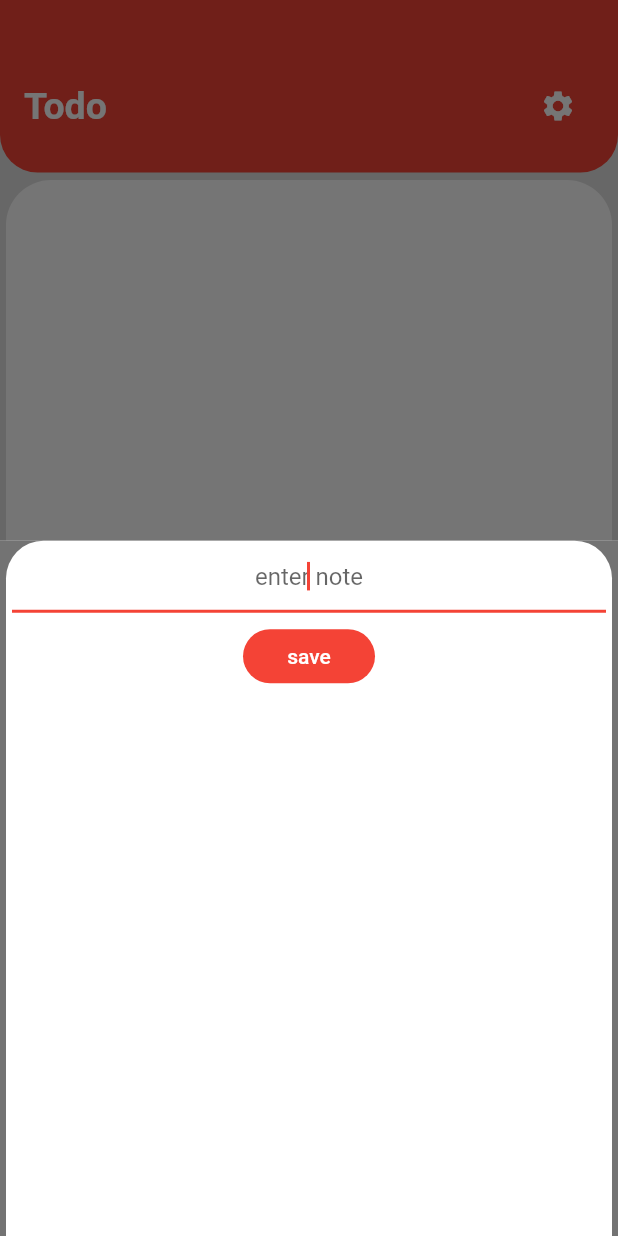
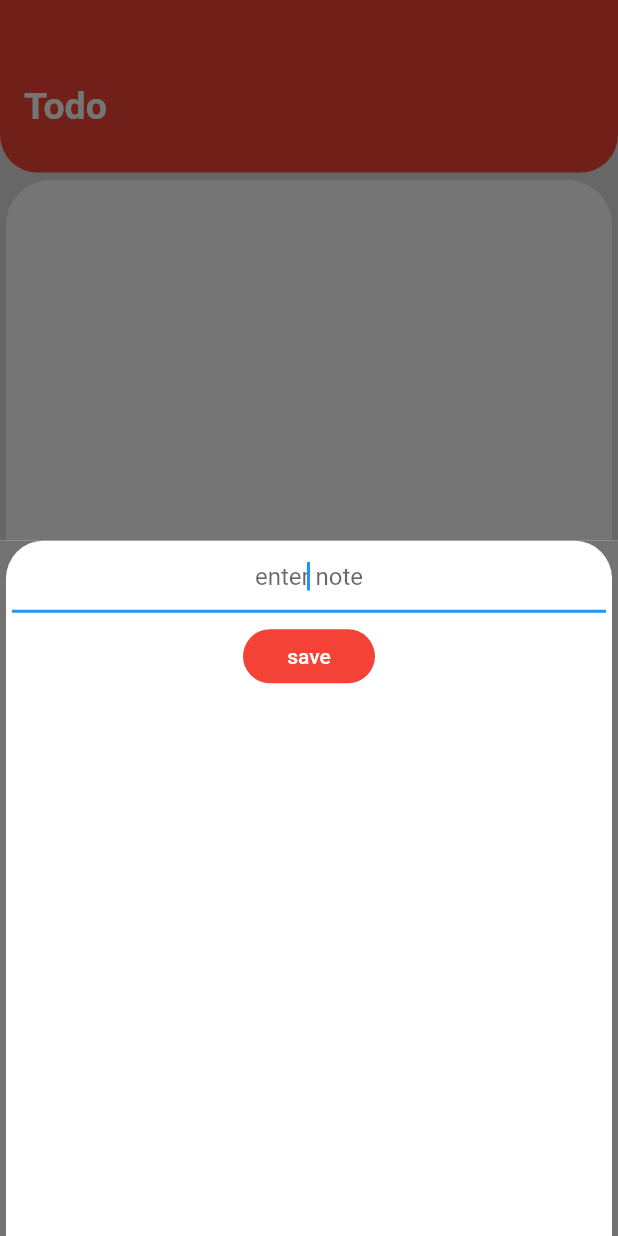
Before and after one commit to RobbinKok/todo, a Flutter app: the screen it shows after launch, after a tap on the "add" icon, on a phone screen of 412 x 824 dp. Run offline on Flutter 3.47's test engine with Material 2 defaults, Android fonts, the phone set to English and light mode, and no system bars; our stand-ins replace shared_preferences; statements that could not run were skipped.

Commit message:
added some better theming and a beginning of a dark theme

```diff
--- a/lib/home.dart
+++ b/lib/home.dart
@@ -41,7 +41,7 @@ class Home extends State<HomeScreen> {
         ),
       ),
       floatingActionButton: FloatingActionButton(
-        child: Icon(Icons.add, color: Theme.of(context).accentColor),
+        child: Icon(Icons.add, color: Theme.of(context).textSelectionColor),
         backgroundColor: Theme.of(context).primaryColor,
         onPressed: () => _buttonPress(),
       ),
@@ -64,16 +64,17 @@ class Home extends State<HomeScreen> {
           Text(
             'Todo',
             style: TextStyle(
-                color: Theme.of(context).accentColor,
+                color: Theme.of(context).textSelectionColor,
                 fontSize: 25,
                 fontWeight: FontWeight.bold),
           ),
-          IconButton(
+          /*IconButton(
             icon: Icon(
               Icons.settings,
-                color: Theme.of(context).accentColor,
+              color: Theme.of(context).textSelectionColor,
             ),
-              onPressed: () => goToNewItem())
+            onPressed: () => goToNewItem(),
+          )*/
         ],
       ),
     );
@@ -110,7 +111,7 @@ class Home extends State<HomeScreen> {
             color: Theme.of(context).primaryColor,
             child: Icon(
               Icons.delete,
-              color: Theme.of(context).accentColor,
+              color: Theme.of(context).textSelectionColor,
             ),
             alignment: Alignment.centerLeft,
             padding: EdgeInsets.only(left: 12.0),
@@ -134,15 +135,19 @@ class Home extends State<HomeScreen> {
           height: MediaQuery.of(context).size.height * 1 - 129,
           width: MediaQuery.of(context).size.width,
           decoration: BoxDecoration(
-          color: Theme.of(context).accentColor,
+            color: Theme.of(context).textSelectionColor,
             borderRadius: BorderRadius.only(
                 topLeft: Radius.circular(30),
                 topRight: Radius.circular(30),
                 bottomLeft: Radius.circular(30),
                 bottomRight: Radius.circular(30)),
           ),
-        child: Center(child: ListTile(
-          title: Text('Wow such empty', textAlign: TextAlign.center,),
+          child: Center(
+            child: ListTile(
+              title: Text(
+                'There are no items to display here',
+                textAlign: TextAlign.center,
+              ),
             ),
           ),
         ));
@@ -225,7 +230,8 @@ class Home extends State<HomeScreen> {
                     controller: textFieldController,
                     onEditingComplete: () => save(),
                     textAlign: TextAlign.center,
-                    decoration: InputDecoration(hintText: 'enter note'),
+                    decoration: InputDecoration(hintText: 'enter note',),
+
                   ),
                   SizedBox(
                     height: 5,
@@ -237,7 +243,7 @@ class Home extends State<HomeScreen> {
                     onPressed: () => save(),
                     child: Text(
                       "save",
-                      style: TextStyle(color: Theme.of(context).accentColor),
+                      style: TextStyle(color: Theme.of(context).textSelectionColor),
                     ),
                   )
                 ],
--- a/lib/main.dart
+++ b/lib/main.dart
@@ -16,11 +16,21 @@ class MyApp extends StatelessWidget {
     return MaterialApp(
       debugShowCheckedModeBanner: false,
       theme: ThemeData(
-          primarySwatch: Colors.red,
+          brightness: Brightness.light,
+          primaryColor: Colors.red,
           accentColor: Colors.white,
+          textSelectionColor: Colors.white,
           backgroundColor: Colors.grey[300]
           //        brightness: Brightness.light
           ),
+          /*
+        darkTheme: ThemeData(
+          brightness: Brightness.dark,
+          primaryColor: Colors.red,
+           textSelectionColor: Colors.white,
+          accentColor: Colors.grey[800],
+          backgroundColor: Colors.grey[900]
+        ),*/
       home: HomeScreen(),
     );
   }
```
Lines whose indentation alone changed are shown as unchanged.
